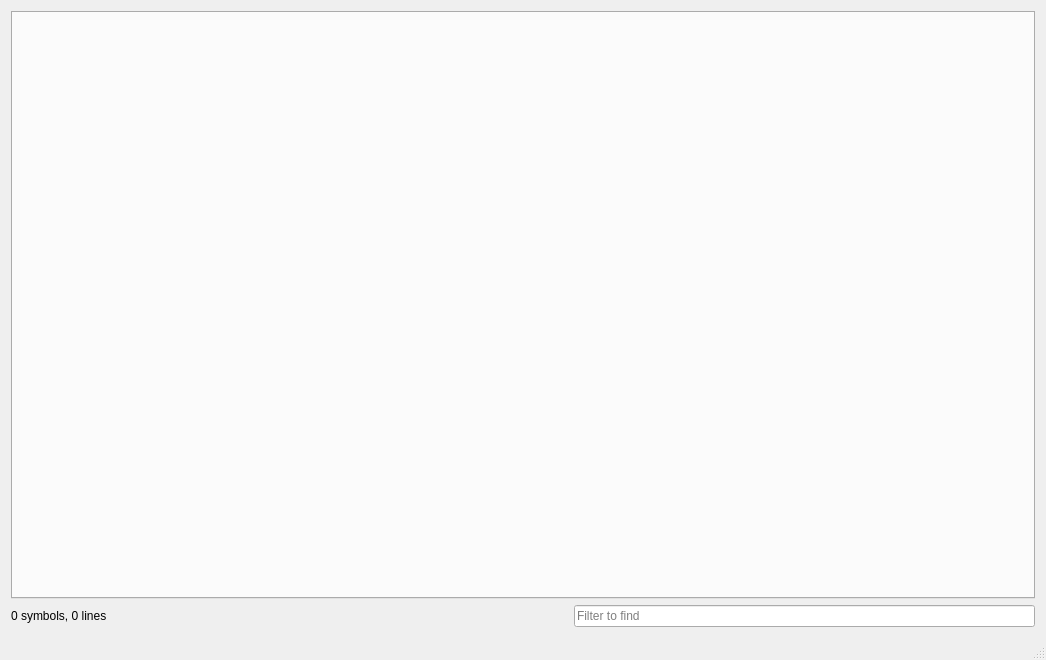
Dhoine/Qnote, file mainwindow.ui: the form before one commit.
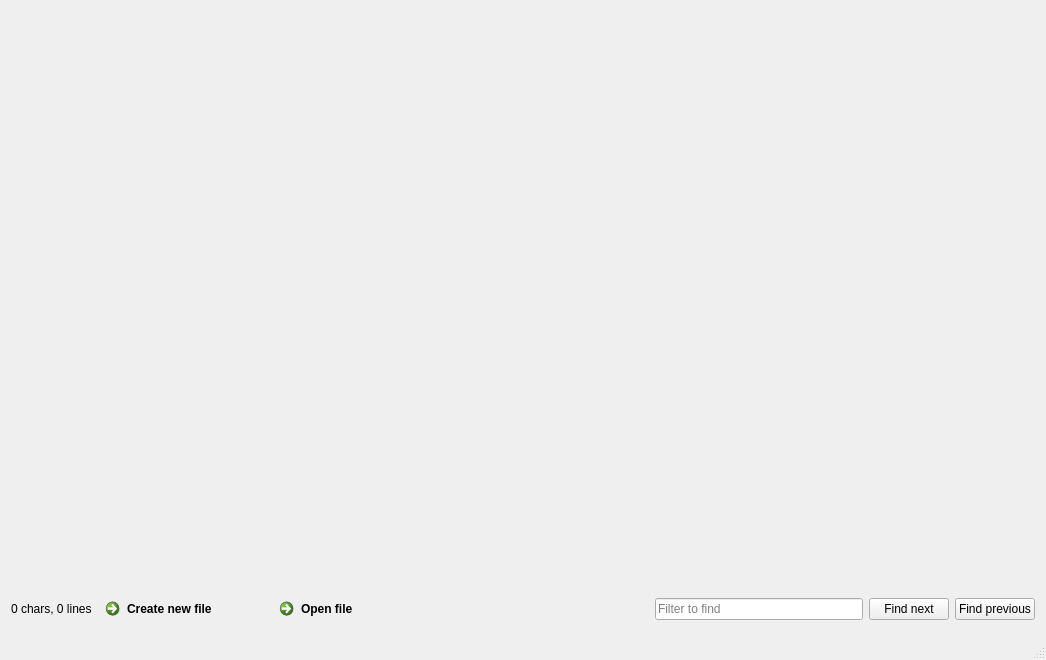
The form after the commit. Icons and pictures are not drawn.

Commit message: Bug fixes Added "save as..." Little UI improvements Initial search implementation

```diff
--- a/mainwindow.ui
+++ b/mainwindow.ui
@@ -24,8 +24,11 @@
    <layout class="QVBoxLayout" name="verticalLayout">
     <item>
      <layout class="QGridLayout" name="gridLayout">
-      <item row="2" column="0">
+      <item row="1" column="0">
        <widget class="QTabWidget" name="tabWidget">
+        <property name="documentMode">
+         <bool>true</bool>
+        </property>
         <property name="tabsClosable">
          <bool>true</bool>
         </property>
@@ -41,7 +44,21 @@
       <item>
        <widget class="QLabel" name="label">
         <property name="text">
-         <string>0 symbols, 0 lines</string>
+         <string>0 chars, 0 lines</string>
+        </property>
+       </widget>
+      </item>
+      <item>
+       <widget class="QCommandLinkButton" name="newFileLinkButton">
+        <property name="text">
+         <string>Create new file</string>
+        </property>
+       </widget>
+      </item>
+      <item>
+       <widget class="QCommandLinkButton" name="openFileLinkButton">
+        <property name="text">
+         <string>Open file</string>
         </property>
        </widget>
       </item>
@@ -65,6 +82,20 @@
         </property>
        </widget>
       </item>
+      <item>
+       <widget class="QPushButton" name="nextButton">
+        <property name="text">
+         <string>Find next</string>
+        </property>
+       </widget>
+      </item>
+      <item>
+       <widget class="QPushButton" name="prevButton">
+        <property name="text">
+         <string>Find previous</string>
+        </property>
+       </widget>
+      </item>
      </layout>
     </item>
    </layout>
```
The commit also changes 6 other files.
